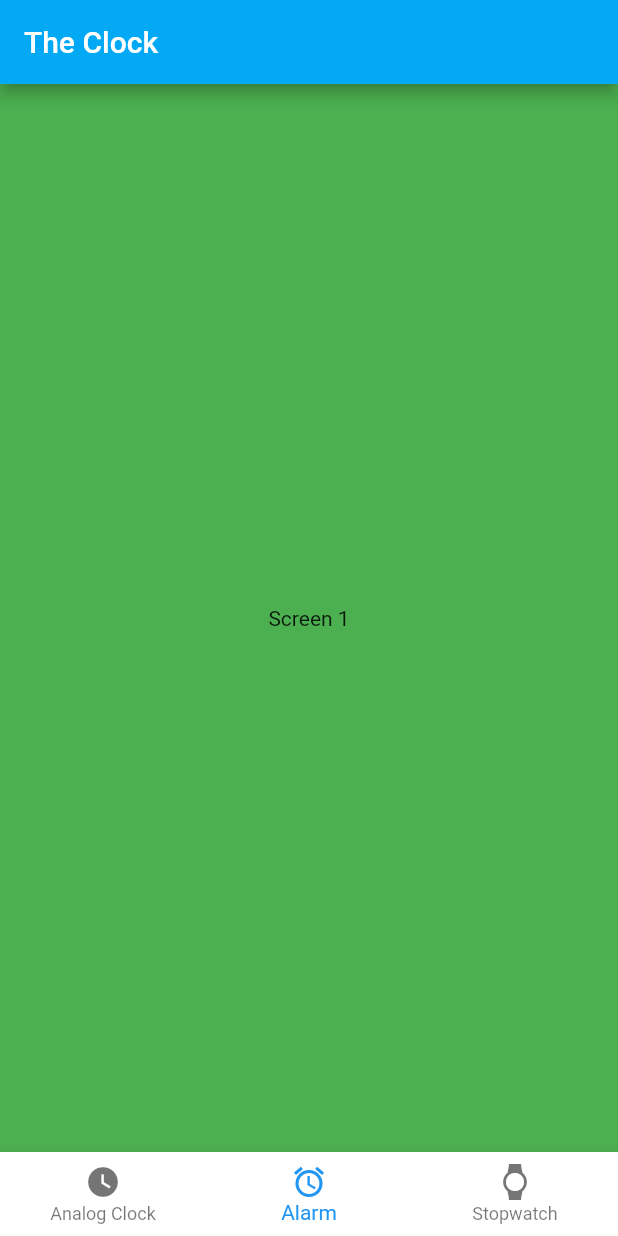
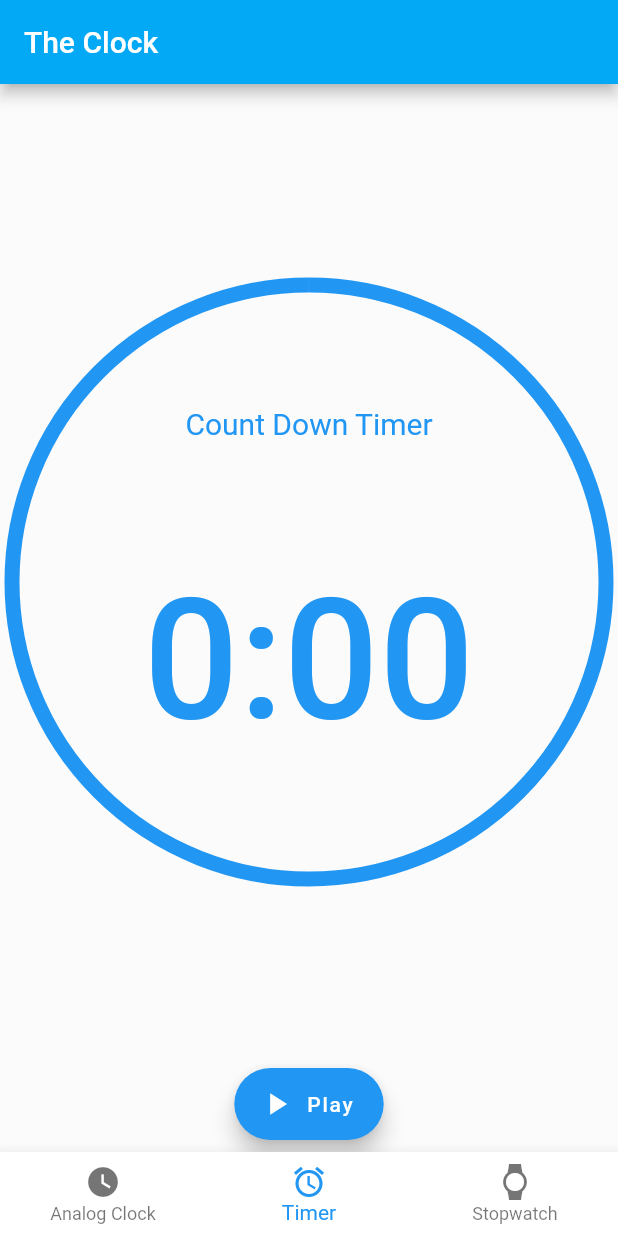
Before and after one commit to KneeShoe/Flutter_Clock_App, a Flutter app: the screen it shows after launch, swiped to page 2, on a phone screen of 412 x 824 dp. Run offline on Flutter 3.47's test engine with Material 2 defaults, Android fonts, the phone set to English and light mode, and no system bars; our stand-ins replace analog_clock, flutter_countdown_timer, stop_watch_timer; missing offline and left inert: flutter_picker.

Commit message:
non working timer

```diff
--- a/lib/home.dart
+++ b/lib/home.dart
@@ -1,4 +1,5 @@
 import 'package:clock_mad_proj/stopWatch.dart';
+import 'package:clock_mad_proj/timer1.dart';
 import 'package:flutter/material.dart';
 import 'dart:developer';
 
@@ -16,7 +17,7 @@ class _homePageState extends State<homePage> {
 
   List<Widget> tabPages = [
     clock(),
-    timer(),
+    CountDownTimer(),
     stopWatch(),
   ];
 
@@ -50,7 +51,7 @@ class _homePageState extends State<homePage> {
           ),
           BottomNavigationBarItem(
             icon: Icon(Icons.access_alarm),
-            title: Text("Alarm"),
+            title: Text("Timer"),
           ),
           BottomNavigationBarItem(
             icon: Icon(Icons.watch),
--- a/lib/stopWatch.dart
+++ b/lib/stopWatch.dart
@@ -103,7 +103,7 @@ class _stopWatchState extends State<stopWatch> {
                             Padding(
                               padding: const EdgeInsets.all(8),
                               child: Text(
-                                '${index + 1} ${data.displayTime}',
+                                '${data.displayTime}',
                                 style: const TextStyle(
                                     fontSize: 17,
                                     fontFamily: 'Helvetica',
--- /dev/null
+++ b/lib/timer1.dart
@@ -0,0 +1,207 @@
+import 'package:flutter/material.dart';
+import 'package:flutter_picker/Picker.dart';
+
+
+class CustomTimerPainter extends CustomPainter {
+  CustomTimerPainter({
+    this.animation,
+    this.backgroundColor,
+    this.color,
+  }) : super(repaint: animation);
+
+  final Animation<double> animation;
+  final Color backgroundColor, color;
+
+  @override
+  void paint(Canvas canvas, Size size) {
+    Paint paint = Paint()
+      ..color = backgroundColor
+      ..strokeWidth = 10.0
+      ..strokeCap = StrokeCap.butt
+      ..style = PaintingStyle.stroke;
+
+    canvas.drawCircle(size.center(Offset.zero), size.width / 2.0, paint);
+    paint.color = color;
+    double progress = (1.0 - animation.value) * 2 * 3.1415;
+    canvas.drawArc(Offset.zero & size, 3.1415 * 1.5, -progress, false, paint);
+  }
+
+  @override
+  bool shouldRepaint(CustomTimerPainter old) {
+    return animation.value != old.animation.value ||
+        color != old.color ||
+        backgroundColor != old.backgroundColor;
+  }
+}
+
+class CountDownTimer extends StatefulWidget {
+  @override
+  _CountDownTimerState createState() => _CountDownTimerState();
+}
+
+class _CountDownTimerState extends State<CountDownTimer>
+    with TickerProviderStateMixin {
+
+  static int endTime = 0;
+  var startvals = new List(3);
+
+  AnimationController controller;
+
+  String get timerString {
+    Duration duration = controller.duration * controller.value;
+    return '${duration.inMinutes}:${(duration.inSeconds % 60).toString().padLeft(2, '0')}';
+  }
+
+  @override
+  void initState() {
+    super.initState();
+    controller = AnimationController(
+      vsync: this,
+      duration: Duration(minutes: 10),
+    );
+  }
+
+  showPickerNumber(BuildContext context) {
+    new Picker(
+        adapter: NumberPickerAdapter(data: [
+          NumberPickerColumn(
+              begin: 0,
+              end: 24,
+              onFormatValue: (v) {
+                return v < 10 ? "0$v" : "$v";
+              }),
+          NumberPickerColumn(
+              begin: 0,
+              end: 60,
+              onFormatValue: (v) {
+                return v < 10 ? "0$v" : "$v";
+              }),
+          NumberPickerColumn(
+              begin: 0,
+              end: 60,
+              onFormatValue: (v) {
+                return v < 10 ? "0$v" : "$v";
+              }),
+        ]),
+        delimiter: [
+          PickerDelimiter(
+              child: Container(
+                width: 30.0,
+                alignment: Alignment.center,
+                child: Icon(Icons.more_vert),
+              ),
+              column: 1),
+          PickerDelimiter(
+              child: Container(
+                width: 30.0,
+                alignment: Alignment.center,
+                child: Icon(Icons.more_vert),
+              ),
+              column: 3)
+        ],
+        hideHeader: true,
+        title: new Text("Please Select"),
+        onConfirm: (Picker picker, List value) {
+          endTime= startvals[0]*360+startvals[1]*60+startvals[2];
+          controller = AnimationController(
+            vsync: this,
+            duration: Duration(seconds: endTime),
+          );
+        }).showDialog(context);
+  }
+
+  @override
+  Widget build(BuildContext context) {
+    ThemeData themeData = Theme.of(context);
+    return Scaffold(
+      backgroundColor: Colors.white10,
+      body:
+      AnimatedBuilder(
+          animation: controller,
+          builder: (context, child) {
+            return Stack(
+              children: <Widget>[
+                Align(
+                  alignment: Alignment.bottomCenter,
+                  child: Container(
+                    color: Colors.amber,
+                    height:
+                    controller.value * MediaQuery.of(context).size.height,
+                  ),
+                ),
+                Padding(
+                  padding: EdgeInsets.all(8.0),
+                  child: Column(
+                    mainAxisAlignment: MainAxisAlignment.spaceBetween,
+                    children: <Widget>[
+                      Expanded(
+                        child: Align(
+                          alignment: FractionalOffset.center,
+                          child: AspectRatio(
+                            aspectRatio: 1.0,
+                            child: Stack(
+                              children: <Widget>[
+                                Positioned.fill(
+                                  child: CustomPaint(
+                                      painter: CustomTimerPainter(
+                                        animation: controller,
+                                        backgroundColor: Colors.white,
+                                        color: themeData.indicatorColor,
+                                      )),
+                                ),
+                                Align(
+                                  alignment: FractionalOffset.center,
+                                  child: Column(
+                                    mainAxisAlignment:MainAxisAlignment.spaceEvenly,
+                                    crossAxisAlignment:CrossAxisAlignment.center,
+                                    children: <Widget>[
+                                      Text(
+                                        "Count Down Timer",
+                                        style: TextStyle(
+                                            fontSize: 20.0,
+                                            color: Colors.blue),
+                                      ),
+                                      FlatButton(
+                                        child: Text(timerString,
+                                            style: TextStyle(
+                                              fontSize: 112.0,
+                                              color: Colors.blue) ,),
+                                        onPressed: (){showPickerNumber(context);},
+                                      ),
+                                    ],
+                                  ),
+                                ),
+                              ],
+                            ),
+                          ),
+                        ),
+                      ),
+                      AnimatedBuilder(
+                          animation: controller,
+                          builder: (context, child) {
+                            return FloatingActionButton.extended(
+                                onPressed: () {
+                                  if (controller.isAnimating)
+                                    controller.stop();
+                                  else {
+                                    controller.reverse(
+                                        from: controller.value == 0.0
+                                            ? 1.0
+                                            : controller.value);
+                                  }
+                                },
+                                icon: Icon(controller.isAnimating
+                                    ? Icons.pause
+                                    : Icons.play_arrow),
+                                label: Text(
+                                    controller.isAnimating ? "Pause" : "Play"));
+                          }),
+                    ],
+                  ),
+                ),
+              ],
+            );
+          }),
+    );
+  }
+}
--- a/pubspec.yaml
+++ b/pubspec.yaml
@@ -28,6 +28,9 @@ dependencies:
   cupertino_icons: ^0.1.3
   analog_clock:
   stop_watch_timer:
+  flutter_picker:
+    git: git://github.com/yangyxd/flutter_picker.git
+  flutter_countdown_timer: ^1.4.0
 
 dev_dependencies:
   flutter_test:
```
Also changed, not shown: lib/Timer.dart (+168 -4 lines), pubspec.lock.
